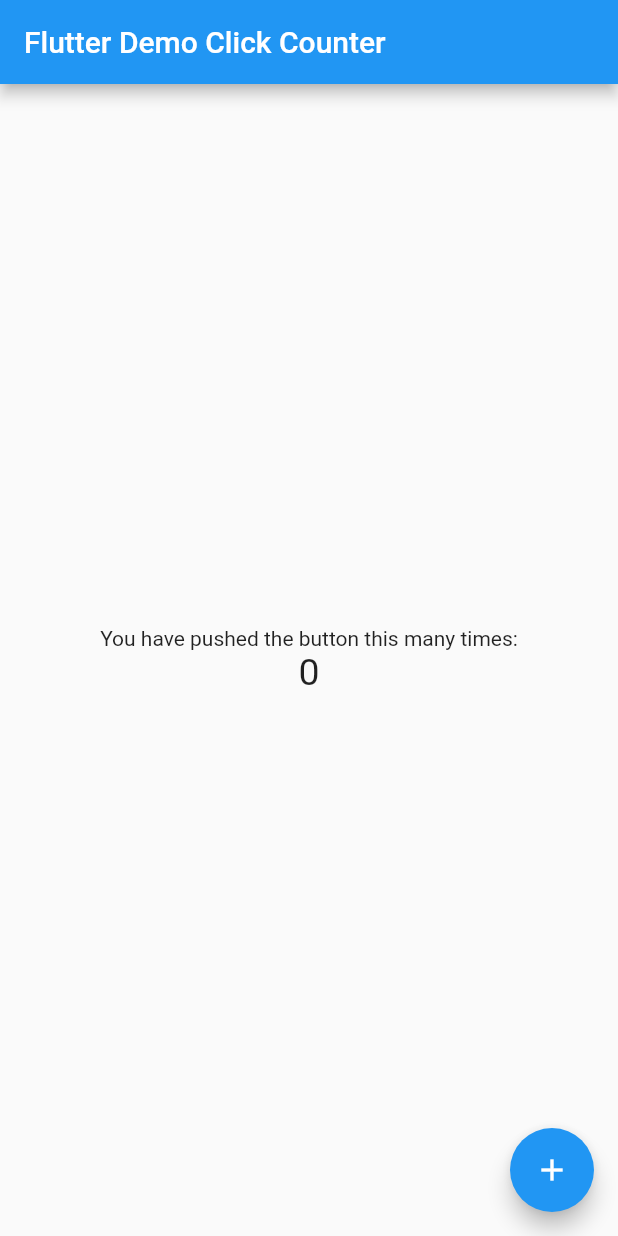
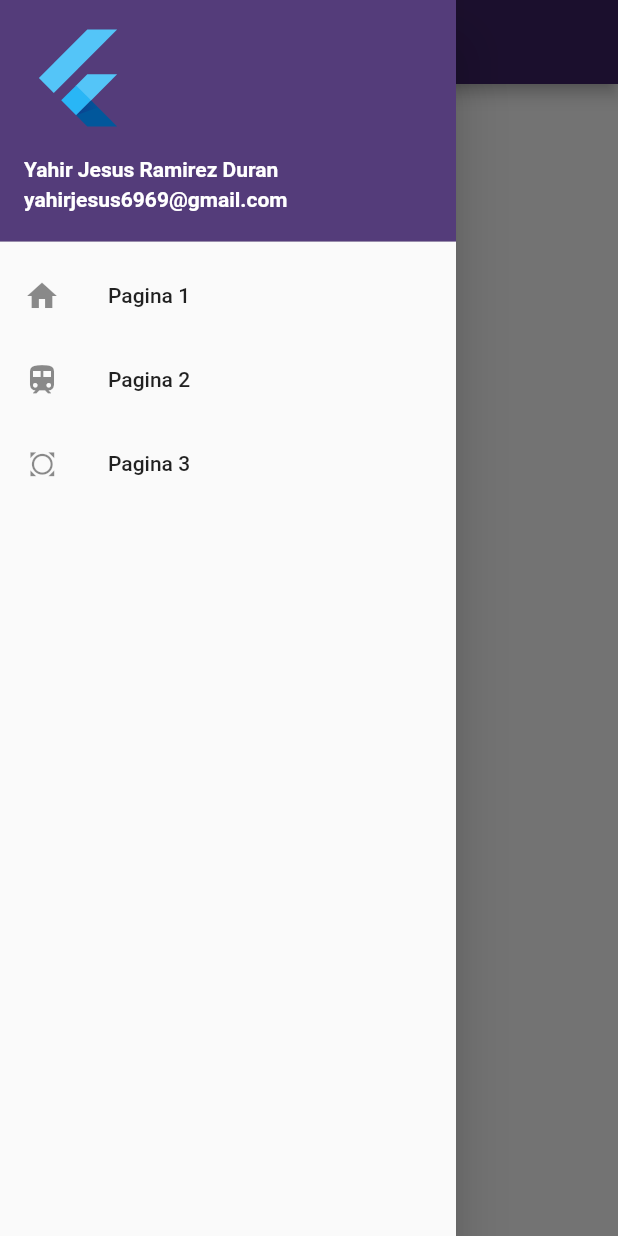
Before and after one commit to YahirRamirez6918/drawerFlutlab, a Flutter app: the screen it shows after launch, with the side drawer open (before the commit the screen has no drawer), on a phone screen of 412 x 824 dp. Run offline on Flutter 3.47's test engine with Material 2 defaults, Android fonts, the phone set to English and light mode, and no system bars.

Commit message:
drawer 2

```diff
--- a/lib/main.dart
+++ b/lib/main.dart
@@ -4,15 +4,16 @@ void main() => runApp(MyApp());
 
 class MyApp extends StatelessWidget {
   const MyApp({super.key});
-  static const String _title = 'Flutter Stateful Clicker Counter';
+  static const String _title = 'Drawer Flutter';
   // This widget is the root of your application.
   @override
   Widget build(BuildContext context) {
     return MaterialApp(
       title: _title,
       theme: ThemeData(
-        primarySwatch: Colors.blue,
+        primarySwatch: Colors.pink,
       ),
+      debugShowCheckedModeBanner: false,
       home: MyHomePage(),
     );
   }
@@ -20,71 +21,78 @@ class MyApp extends StatelessWidget {
 
 class MyHomePage extends StatefulWidget {
   const MyHomePage({super.key});
-  // This widget is the home page of your application. It is stateful, meaning
-  // that it has a State object (defined below) that contains fields that affect
-  // how it looks.
-  // This class is the configuration for the state.
   @override
   _MyHomePageState createState() => _MyHomePageState();
 }
 
 class _MyHomePageState extends State<MyHomePage> {
-  int _counter = 0;
-
-  void _incrementCounter() {
-    setState(() {
-      // This call to setState tells the Flutter framework that something has
-      // changed in this State, which causes it to rerun the build method below
-      // so that the display can reflect the updated values. If we changed
-      // _counter without calling setState(), then the build method would not be
-      // called again, and so nothing would appear to happen.
-      _counter++;
-    });
-  }
-
   @override
   Widget build(BuildContext context) {
-    // This method is rerun every time setState is called, for instance as done
-    // by the _incrementCounter method above.
-    //
-    // The Flutter framework has been optimized to make rerunning build methods
-    // fast, so that you can just rebuild anything that needs updating rather
-    // than having to individually change instances of widgets.
     return Scaffold(
       appBar: AppBar(
-        // Here we take the value from the MyHomePage object that was created by
-        // the App.build method, and use it to set our appbar title.
-        title: Text('Flutter Demo Click Counter'),
+        title: Text('Drawer act3 Ramirez'),
+        backgroundColor: const Color(0xff3a2161),
       ),
-      body: Center(
-        // Center is a layout widget. It takes a single child and positions it
-        // in the middle of the parent.
-        child: Column(
-          // Column is also a layout widget. It takes a list of children and
-          // arranges them vertically. By default, it sizes itself to fit its
-          // children horizontally, and tries to be as tall as its parent.
-          //
-          // Column has various properties to control how it sizes itself and
-          // how it positions its children. Here we use mainAxisAlignment to
-          // center the children vertically; the main axis here is the vertical
-          // axis because Columns are vertical (the cross axis would be
-          // horizontal).
-          mainAxisAlignment: MainAxisAlignment.center,
-          children: <Widget>[
-            Text(
-              'You have pushed the button this many times:',
+      drawer: Drawer(
+        child: ListView(
+          // Important: Remove any padding from the ListView.
+          padding: EdgeInsets.zero,
+          children: [
+            const UserAccountsDrawerHeader(
+              // <-- SEE HERE
+              decoration: BoxDecoration(color: const Color(0xff543c7a)),
+              accountName: Text(
+                "Yahir Jesus Ramirez Duran",
+                style: TextStyle(
+                  fontWeight: FontWeight.bold,
+                ),
+              ),
+              accountEmail: Text(
+                "yahirjesus6969@gmail.com",
+                style: TextStyle(
+                  fontWeight: FontWeight.bold,
+                ),
+              ),
+              currentAccountPicture: FlutterLogo(),
             ),
-            Text(
-              '$_counter',
-              style: TextStyle(fontSize: 25),
+            ListTile(
+              leading: Icon(
+                Icons.home,
+              ),
+              title: const Text('Pagina 1'),
+              onTap: () {
+                Navigator.pop(context);
+              },
+            ),
+            ListTile(
+              leading: Icon(
+                Icons.train,
+              ),
+              title: const Text('Pagina 2'),
+              onTap: () {
+                Navigator.pop(context);
+              },
+            ),
+            ListTile(
+              leading: Icon(
+                Icons.all_out,
+              ),
+              title: const Text('Pagina 3'),
+              onTap: () {
+                Navigator.pop(context);
+              },
             ),
           ],
         ),
       ),
-      floatingActionButton: FloatingActionButton(
-        onPressed: _incrementCounter,
-        tooltip: 'Increment',
-        child: Icon(Icons.add),
+      body: Center(
+        child: Column(
+          children: [
+            SizedBox(
+              height: 50,
+            ),
+          ],
+        ),
       ),
     );
   }
```
